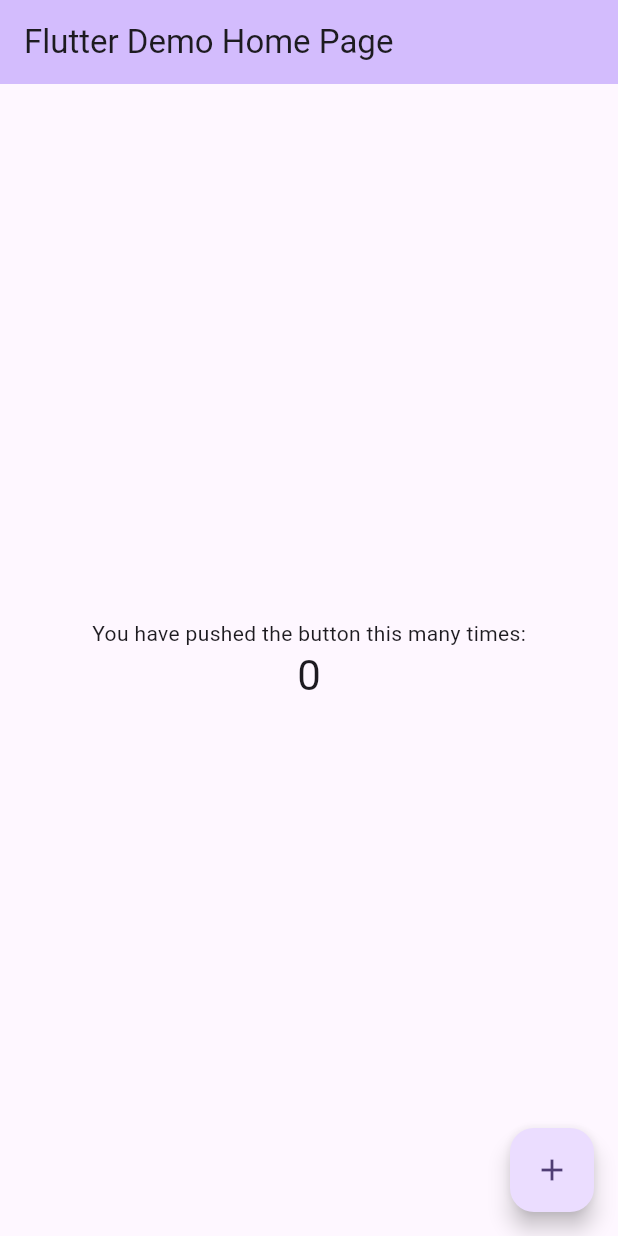
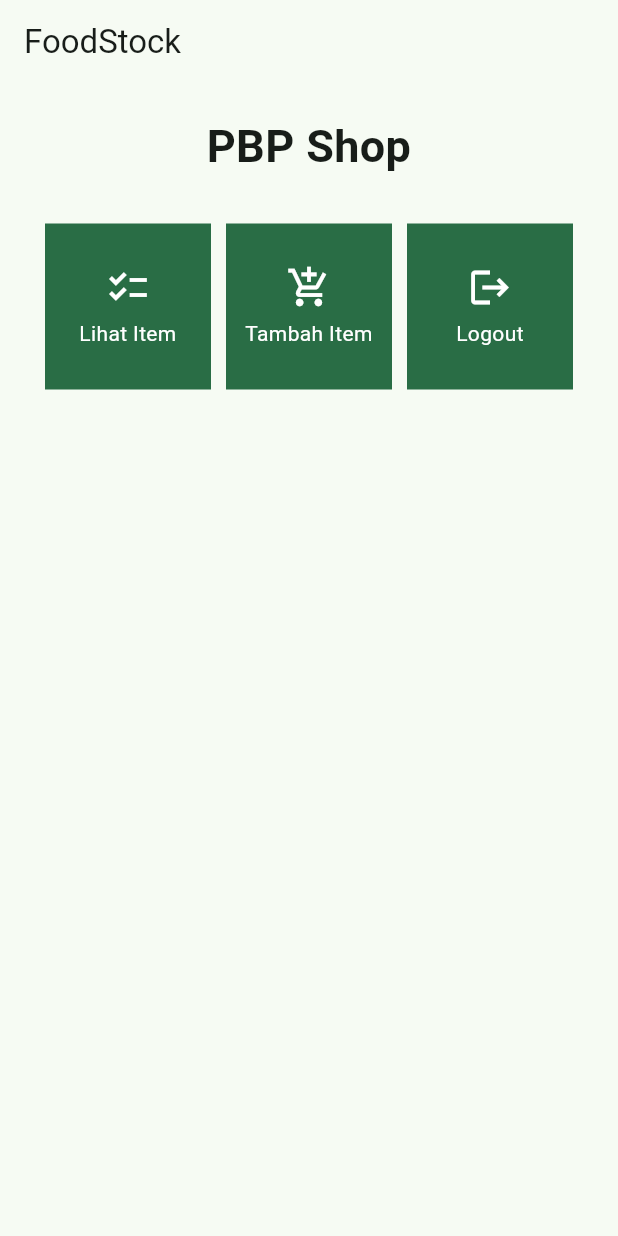
Before and after one commit to striveries/foodstock-mobile, a Flutter app: the screen it shows after launch, on a phone screen of 412 x 824 dp. Run offline on Flutter 3.47's test engine with Material 2 defaults, Android fonts, the light colour scheme and no system bars.

Commit message:
app done

```diff
--- a/lib/main.dart
+++ b/lib/main.dart
@@ -1,4 +1,6 @@
 import 'package:flutter/material.dart';
+import 'package:foodstock/menu.dart';
+
 
 void main() {
   runApp(const MyApp());
@@ -11,7 +13,7 @@ class MyApp extends StatelessWidget {
   @override
   Widget build(BuildContext context) {
     return MaterialApp(
-      title: 'Flutter Demo',
+      title: 'FoodStock ',
       theme: ThemeData(
         // This is the theme of your application.
         //
@@ -28,98 +30,10 @@ class MyApp extends StatelessWidget {
         //
         // This works for code too, not just values: Most code changes can be
         // tested with just a hot reload.
-        colorScheme: ColorScheme.fromSeed(seedColor: Colors.deepPurple),
+        colorScheme: ColorScheme.fromSeed(seedColor: const Color.fromARGB(255, 41, 109, 69)),
         useMaterial3: true,
       ),
-      home: const MyHomePage(title: 'Flutter Demo Home Page'),
+      home: MyHomePage(),
     );
   }
 }
-
-class MyHomePage extends StatefulWidget {
-  const MyHomePage({super.key, required this.title});
-
-  // This widget is the home page of your application. It is stateful, meaning
-  // that it has a State object (defined below) that contains fields that affect
-  // how it looks.
-
-  // This class is the configuration for the state. It holds the values (in this
-  // case the title) provided by the parent (in this case the App widget) and
-  // used by the build method of the State. Fields in a Widget subclass are
-  // always marked "final".
-
-  final String title;
-
-  @override
-  State<MyHomePage> createState() => _MyHomePageState();
-}
-
-class _MyHomePageState extends State<MyHomePage> {
-  int _counter = 0;
-
-  void _incrementCounter() {
-    setState(() {
-      // This call to setState tells the Flutter framework that something has
-      // changed in this State, which causes it to rerun the build method below
-      // so that the display can reflect the updated values. If we changed
-      // _counter without calling setState(), then the build method would not be
-      // called again, and so nothing would appear to happen.
-      _counter++;
-    });
-  }
-
-  @override
-  Widget build(BuildContext context) {
-    // This method is rerun every time setState is called, for instance as done
-    // by the _incrementCounter method above.
-    //
-    // The Flutter framework has been optimized to make rerunning build methods
-    // fast, so that you can just rebuild anything that needs updating rather
-    // than having to individually change instances of widgets.
-    return Scaffold(
-      appBar: AppBar(
-        // TRY THIS: Try changing the color here to a specific color (to
-        // Colors.amber, perhaps?) and trigger a hot reload to see the AppBar
-        // change color while the other colors stay the same.
-        backgroundColor: Theme.of(context).colorScheme.inversePrimary,
-        // Here we take the value from the MyHomePage object that was created by
-        // the App.build method, and use it to set our appbar title.
-        title: Text(widget.title),
-      ),
-      body: Center(
-        // Center is a layout widget. It takes a single child and positions it
-        // in the middle of the parent.
-        child: Column(
-          // Column is also a layout widget. It takes a list of children and
-          // arranges them vertically. By default, it sizes itself to fit its
-          // children horizontally, and tries to be as tall as its parent.
-          //
-          // Column has various properties to control how it sizes itself and
-          // how it positions its children. Here we use mainAxisAlignment to
-          // center the children vertically; the main axis here is the vertical
-          // axis because Columns are vertical (the cross axis would be
-          // horizontal).
-          //
-          // TRY THIS: Invoke "debug painting" (choose the "Toggle Debug Paint"
-          // action in the IDE, or press "p" in the console), to see the
-          // wireframe for each widget.
-          mainAxisAlignment: MainAxisAlignment.center,
-          children: <Widget>[
-            const Text(
-              'You have pushed the button this many times:',
-            ),
-            Text(
-              '$_counter',
-              style: Theme.of(context).textTheme.headlineMedium,
-            ),
-          ],
-        ),
-      ),
-      floatingActionButton: FloatingActionButton(
-        onPressed: _incrementCounter,
-        tooltip: 'Increment',
-        child: const Icon(Icons.add),
-      ), // This trailing comma makes auto-formatting nicer for build methods.
-    );
-  }
-}
--- /dev/null
+++ b/lib/menu.dart
@@ -0,0 +1,112 @@
+import 'package:flutter/material.dart';
+
+
+class MyHomePage extends StatelessWidget {
+    MyHomePage({Key? key}) : super(key: key);
+    final List<InventoryItem> items = [
+    InventoryItem("Lihat Item", Icons.checklist),
+    InventoryItem("Tambah Item", Icons.add_shopping_cart),
+    InventoryItem("Logout", Icons.logout),
+];
+
+    @override
+    Widget build(BuildContext context) {
+          return Scaffold(
+            appBar: AppBar(
+              title: const Text(
+                'FoodStock',
+              ),
+            ),
+            body: SingleChildScrollView(
+              // Widget wrapper yang dapat discroll
+              child: Padding(
+                padding: const EdgeInsets.all(10.0), // Set padding dari halaman
+                child: Column(
+                  // Widget untuk menampilkan children secara vertikal
+                  children: <Widget>[
+                    const Padding(
+                      padding: EdgeInsets.only(top: 10.0, bottom: 10.0),
+                      // Widget Text untuk menampilkan tulisan dengan alignment center dan style yang sesuai
+                      child: Text(
+                        'PBP Shop', // Text yang menandakan toko
+                        textAlign: TextAlign.center,
+                        style: TextStyle(
+                          fontSize: 30,
+                          fontWeight: FontWeight.bold,
+                        ),
+                      ),
+                    ),
+                    // Grid layout
+                    GridView.count(
+                      // Container pada card kita.
+                      primary: true,
+                      padding: const EdgeInsets.all(20),
+                      crossAxisSpacing: 10,
+                      mainAxisSpacing: 10,
+                      crossAxisCount: 3,
+                      shrinkWrap: true,
+                      children: items.map((InventoryItem item) {
+                        // Iterasi untuk setiap item
+                        return InventoryCard(item);
+                      }).toList(),
+                    ),
+                  ],
+                ),
+              ),
+            ),
+
+        );
+    }
+}
+
+class InventoryItem {
+  final String name;
+  final IconData icon;
+
+  InventoryItem(this.name, this.icon);
+}
+
+class InventoryCard extends StatelessWidget {
+  final InventoryItem item;
+
+  const InventoryCard(this.item, {super.key}); // Constructor
+
+  @override
+  Widget build(BuildContext context) {
+    return Material(
+      color: const Color.fromARGB(255, 41, 109, 69),
+      child: InkWell(
+        // Area responsive terhadap sentuhan
+        onTap: () {
+          // Memunculkan SnackBar ketika diklik
+          ScaffoldMessenger.of(context)
+            ..hideCurrentSnackBar()
+            ..showSnackBar(SnackBar(
+                content: Text("Kamu telah menekan tombol ${item.name}!")));
+        },
+        child: Container(
+          // Container untuk menyimpan Icon dan Text
+          padding: const EdgeInsets.all(8),
+          child: Center(
+            child: Column(
+              mainAxisAlignment: MainAxisAlignment.center,
+              children: [
+                Icon(
+                  item.icon,
+                  color: Colors.white,
+                  size: 30.0,
+                ),
+                const Padding(padding: EdgeInsets.all(3)),
+                Text(
+                  item.name,
+                  textAlign: TextAlign.center,
+                  style: const TextStyle(color: Colors.white),
+                ),
+              ],
+            ),
+          ),
+        ),
+      ),
+    );
+  }
+}
```
Also changed, not shown: 1 other file.
